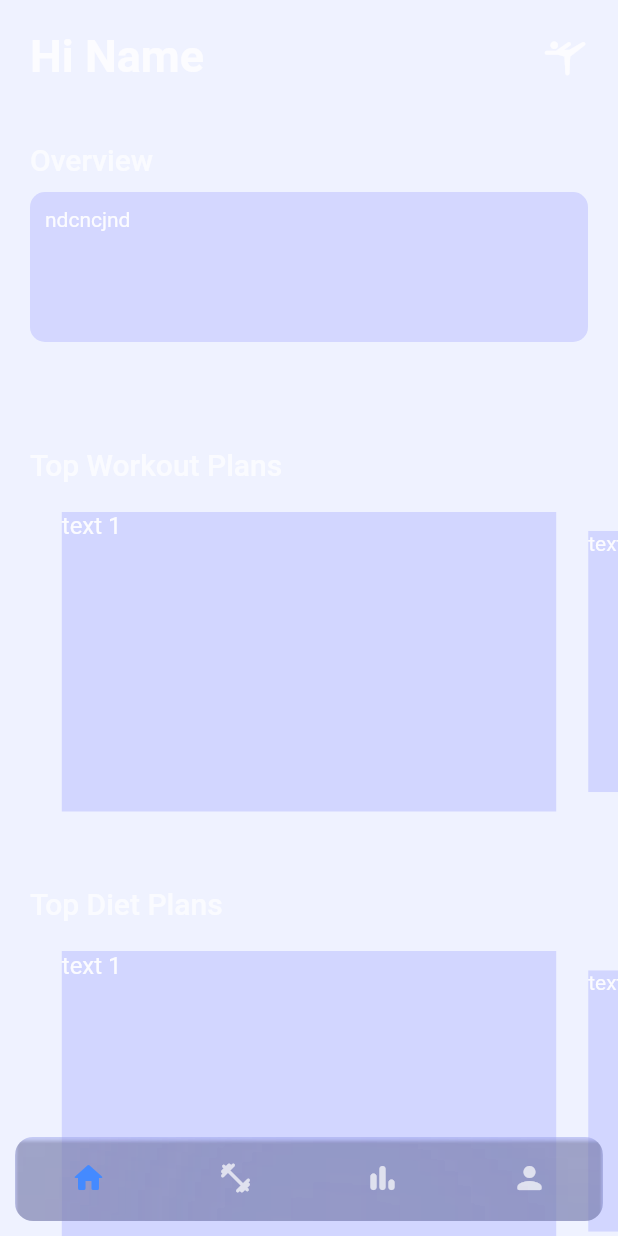
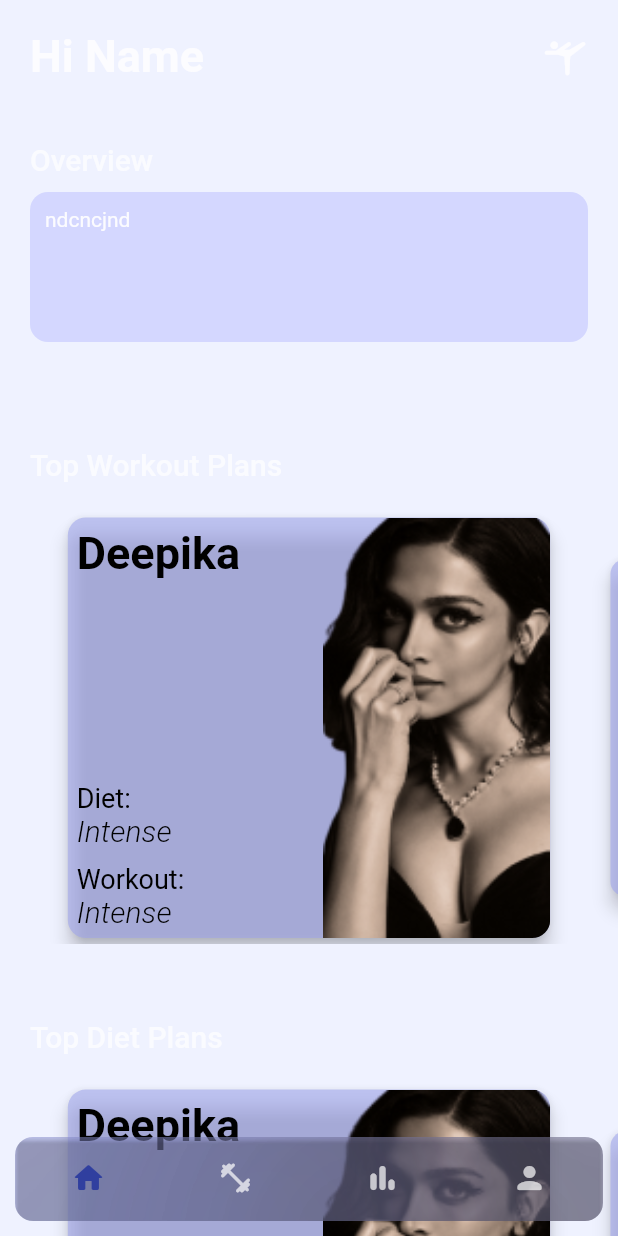
Before and after one commit to Drish-xD/fitcel, a Flutter app: the screen it shows after launch, on a phone screen of 412 x 824 dp. Run offline on Flutter 3.47's test engine with Material 2 defaults, Android fonts, the phone set to English and light mode, and no system bars; drawn by our look-alikes of card_swiper, carousel_slider.

Commit message:
fixed home Page

```diff
--- a/lib/main.dart
+++ b/lib/main.dart
@@ -1,6 +1,5 @@
 import 'package:fitcel/constants.dart';
 import 'package:fitcel/pages/main_page.dart';
-// import 'package:fitcel/pages/log_in_page.dart';
 import 'package:flutter/material.dart';
 
 void main() {
@@ -16,11 +15,12 @@ class MainApp extends StatelessWidget {
         title: 'FitCel App',
         debugShowCheckedModeBanner: false,
         theme: ThemeData(
+            useMaterial3: true,
             scaffoldBackgroundColor: bgColor,
+            splashColor: Colors.deepPurple[900]?.withOpacity(0.1),
             textTheme: Theme.of(context).textTheme.apply(bodyColor: txtColor),
             fontFamily: "Montserrat",
             visualDensity: VisualDensity.adaptivePlatformDensity),
         home: const SafeArea(child: MainPage()));
-    // home: const SafeArea(child: LogInPage()));
   }
 }
--- a/lib/pages/log_in_page.dart
+++ b/lib/pages/log_in_page.dart
@@ -98,7 +98,7 @@ class LogInPage extends StatelessWidget {
                         style: ElevatedButton.styleFrom(
                             shape: const RoundedRectangleBorder(
                               borderRadius:
-                                  BorderRadius.all(Radius.circular(10)),
+                                  BorderRadius.all(Radius.circular(12)),
                             ),
                             backgroundColor: mainButtonColor,
                             foregroundColor: Colors.black,
--- a/lib/pages/main_page.dart
+++ b/lib/pages/main_page.dart
@@ -17,11 +17,11 @@ class MainPage extends StatefulWidget {
 class _MainPageState extends State<MainPage> {
   int _selectedIndex = 0;
 
-  static const List<Widget> _widgetOptions = <Widget>[
+  static final List<Widget> _widgetOptions = <Widget>[
     HomePage(),
     PlansPage(),
-    StatsPage(),
-    UserPage()
+    const StatsPage(),
+    const UserPage()
   ];
 
   void _onTap(int index) {
@@ -52,7 +52,7 @@ class _MainPageState extends State<MainPage> {
             ],
             type: BottomNavigationBarType.fixed,
             backgroundColor: prColor.withOpacity(0.2),
-            selectedItemColor: Colors.blueAccent,
+            selectedItemColor: Colors.indigo[700],
             unselectedItemColor: Colors.white70,
             showSelectedLabels: false,
             showUnselectedLabels: false,
--- a/lib/pages/navigation/home_page.dart
+++ b/lib/pages/navigation/home_page.dart
@@ -5,7 +5,19 @@ import 'package:fitcel/widgets/title_text.dart';
 import 'package:flutter/material.dart';
 
 class HomePage extends StatelessWidget {
-  const HomePage({Key? key}) : super(key: key);
+  HomePage({Key? key}) : super(key: key);
+
+  final List items = [
+    {"name": "Deepika", 'fav': true, 'dType': "Intense", 'wType': "Intense"},
+    {"name": "Priyanka", 'fav': false, 'dType': "Intense", 'wType': "Intense"},
+    {
+      "name": "Hritik Roshan",
+      'fav': true,
+      'dType': "Intense",
+      'wType': "Intense"
+    },
+    {"name": "Jonny", 'fav': true, 'dType': "Extreme", 'wType': "Extreme"}
+  ];
 
   @override
   Widget build(BuildContext context) {
@@ -35,16 +47,16 @@ class HomePage extends StatelessWidget {
           const SizedBox(height: 30),
 
           // Top Workouts plans slider
-          const CardSlider(
+          CardSlider(
             secHeader: 'Top Workout Plans',
-            plansList: [],
+            plansList: items,
           ),
           const SizedBox(height: 30),
 
           // Top Diet plans slider
-          const CardSlider(
+          CardSlider(
             secHeader: "Top Diet Plans",
-            plansList: [],
+            plansList: items,
           ),
           const SizedBox(height: 100),
         ],
--- a/lib/pages/navigation/plans_page.dart
+++ b/lib/pages/navigation/plans_page.dart
@@ -3,20 +3,44 @@ import 'package:fitcel/widgets/title_text.dart';
 import 'package:flutter/material.dart';
 
 class PlansPage extends StatelessWidget {
-  const PlansPage({Key? key}) : super(key: key);
+  PlansPage({Key? key}) : super(key: key);
+
+  final List items = [
+    {"name": "Deepika", 'fav': true, 'dType': "Intense", 'wType': "Intense"},
+    {"name": "Priyanka", 'fav': true, 'dType': "Intense", 'wType': "Intense"},
+    {
+      "name": "Hritik Roshan",
+      'fav': true,
+      'dType': "Intense",
+      'wType': "Intense"
+    },
+    {"name": "Jonny", 'fav': true, 'dType': "Extreme", 'wType': "Extreme"}
+  ];
 
   @override
   Widget build(BuildContext context) {
     return SingleChildScrollView(
       child: Column(
+        crossAxisAlignment: CrossAxisAlignment.start,
         children: [
-          Row(
-            mainAxisAlignment: MainAxisAlignment.start,
-            children: [
-              TitleText(text: "Explore Plans"),
-            ],
-          ),
-          const PlanCard(),
+          TitleText(text: "Explore Plans"),
+          Padding(
+            padding: const EdgeInsets.all(15.0),
+            child: GridView.builder(
+              shrinkWrap: true,
+              physics: const BouncingScrollPhysics(),
+              gridDelegate: SliverGridDelegateWithFixedCrossAxisCount(
+                crossAxisCount:
+                    MediaQuery.of(context).orientation == Orientation.landscape
+                        ? 3
+                        : 2,
+                mainAxisSpacing: 10,
+                crossAxisSpacing: 10,
+              ),
+              itemBuilder: (context, i) => PlanCard(data: items[i]),
+              itemCount: items.length,
+            ),
+          )
         ],
       ),
     );
--- a/lib/pages/sign_up_page.dart
+++ b/lib/pages/sign_up_page.dart
@@ -108,7 +108,7 @@ class SignUpPage extends StatelessWidget {
                         style: ElevatedButton.styleFrom(
                             shape: const RoundedRectangleBorder(
                               borderRadius:
-                                  BorderRadius.all(Radius.circular(10)),
+                                  BorderRadius.all(Radius.circular(12)),
                             ),
                             backgroundColor: mainButtonColor,
                             foregroundColor: Colors.black,
--- a/lib/pages/start_page.dart
+++ b/lib/pages/start_page.dart
@@ -48,7 +48,7 @@ class StartPage extends StatelessWidget {
                     onPressed: () {},
                     style: ElevatedButton.styleFrom(
                         shape: const RoundedRectangleBorder(
-                          borderRadius: BorderRadius.all(Radius.circular(10)),
+                          borderRadius: BorderRadius.all(Radius.circular(12)),
                         ),
                         backgroundColor: Colors.white,
                         foregroundColor: Colors.black,
--- a/lib/widgets/home/card_slider.dart
+++ b/lib/widgets/home/card_slider.dart
@@ -1,11 +1,11 @@
-import 'package:carousel_slider/carousel_slider.dart';
-import 'package:fitcel/constants.dart';
+import 'package:card_swiper/card_swiper.dart';
+import 'package:fitcel/widgets/plan_card.dart';
 import 'package:fitcel/widgets/section_header.dart';
 import 'package:flutter/material.dart';
 
 class CardSlider extends StatelessWidget {
   final String secHeader;
-  final List<String> plansList;
+  final List plansList;
 
   const CardSlider({Key? key, required this.secHeader, required this.plansList})
       : super(key: key);
@@ -19,26 +19,17 @@ class CardSlider extends StatelessWidget {
           padding: const EdgeInsets.all(20.0),
           child: SectionHeader(text: secHeader),
         ),
-        CarouselSlider(
-          options: CarouselOptions(
-              height: 200.0,
-              enableInfiniteScroll: false,
-              enlargeCenterPage: true,
-              disableCenter: true),
-          items: [1, 2, 3, 4, 5].map((i) {
-            return Builder(
-              builder: (BuildContext context) {
-                return Container(
-                    // margin: const EdgeInsets.symmetric(horizontal: 20),
-                    width: 200,
-                    decoration: const BoxDecoration(color: prColor),
-                    child: Text(
-                      'text $i',
-                      style: const TextStyle(fontSize: 16.0),
-                    ));
-              },
-            );
-          }).toList(),
+        SizedBox(
+          width: double.infinity,
+          height: MediaQuery.of(context).size.width * 0.7,
+          child: Swiper(
+            itemBuilder: (BuildContext context, int i) =>
+                PlanCard(data: plansList[i], fav: true),
+            itemCount: plansList.length,
+            viewportFraction: 0.8,
+            scale: 0.8,
+            loop: false,
+          ),
         ),
       ],
     );
--- a/lib/widgets/home/overview_box.dart
+++ b/lib/widgets/home/overview_box.dart
@@ -21,7 +21,7 @@ class OverviewBox extends StatelessWidget {
               clipBehavior: Clip.antiAlias,
               decoration: BoxDecoration(
                   color: prColor.withOpacity(0.5),
-                  borderRadius: BorderRadius.circular(10)),
+                  borderRadius: BorderRadius.circular(12)),
               child: const Text("ndcncjnd ")),
         ],
       ),
--- a/lib/widgets/plan_card.dart
+++ b/lib/widgets/plan_card.dart
@@ -1,10 +1,86 @@
+import 'package:fitcel/constants.dart';
 import 'package:flutter/material.dart';
 
 class PlanCard extends StatelessWidget {
-  const PlanCard({Key? key}) : super(key: key);
+  final Object data;
+  final bool? fav;
+  const PlanCard({Key? key, required this.data, this.fav = false})
+      : super(key: key);
 
   @override
   Widget build(BuildContext context) {
-    return Container();
+    return Card(
+      color: prColor,
+      surfaceTintColor: Colors.indigo[800],
+      shape: RoundedRectangleBorder(borderRadius: BorderRadius.circular(12)),
+      clipBehavior: Clip.antiAlias,
+      elevation: 5,
+      child: InkWell(
+        onTap: () {
+          debugPrint('Card tapped.');
+        },
+        child: Container(
+          decoration: const BoxDecoration(
+            image: DecorationImage(
+              image: AssetImage("assets/images/1.png"),
+              fit: BoxFit.contain,
+              alignment: Alignment.bottomRight,
+            ),
+          ),
+          child: Container(
+            width: MediaQuery.of(context).size.width * 0.5,
+            padding: const EdgeInsets.all(6.0),
+            child: cardDetails(data, fav),
+          ),
+        ),
+      ),
+    );
+  }
+
+  Column cardDetails(data, fav) {
+    return Column(
+      mainAxisAlignment: MainAxisAlignment.spaceBetween,
+      crossAxisAlignment: CrossAxisAlignment.start,
+      children: [
+        // Name of the Celebrity
+        Text(data['name'],
+            style: TextStyle(
+                color: Colors.black,
+                fontSize: fav ? 30 : 20,
+                fontWeight: FontWeight.bold)),
+        Column(
+          mainAxisAlignment: MainAxisAlignment.end,
+          crossAxisAlignment: CrossAxisAlignment.start,
+          children: [
+            // Diet type
+            Text('Diet:',
+                style: TextStyle(
+                    color: Colors.black,
+                    fontSize: fav ? 18 : 14,
+                    fontWeight: FontWeight.w400)),
+            Text(data['dType'],
+                style: TextStyle(
+                    color: Colors.black,
+                    fontSize: fav ? 20 : 14,
+                    fontWeight: FontWeight.w300,
+                    fontStyle: FontStyle.italic)),
+            const SizedBox(height: 10),
+
+            // Workout type
+            Text('Workout:',
+                style: TextStyle(
+                    color: Colors.black,
+                    fontSize: fav ? 18 : 14,
+                    fontWeight: FontWeight.w400)),
+            Text(data['wType'],
+                style: TextStyle(
+                    color: Colors.black,
+                    fontSize: fav ? 20 : 14,
+                    fontWeight: FontWeight.w300,
+                    fontStyle: FontStyle.italic)),
+          ],
+        ),
+      ],
+    );
   }
 }
--- a/pubspec.yaml
+++ b/pubspec.yaml
@@ -10,6 +10,7 @@ dependencies:
   flutter:
     sdk: flutter
   carousel_slider: ^4.2.1
+  card_swiper : ^2.0.4
 
 dev_dependencies:
   flutter_test:
```
Also changed, not shown: pubspec.lock.
